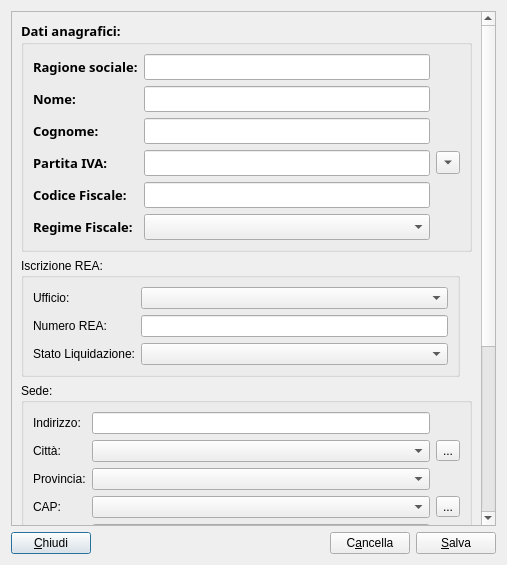
Above: moduleAzienda/aziendadialog.ui from kvsd/Gestionale before the change. Below: the same form after it.
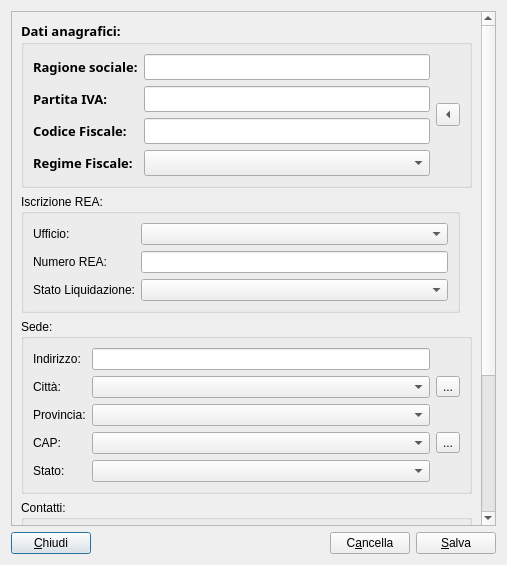
That is the form after the change.

Commit message:
Modifica classe AziendaDialog.
*Rimossa dall'interfaccia i campi nome e cognome (per me inutili).

Patch:
```diff
--- a/moduleAzienda/aziendadialog.ui
+++ b/moduleAzienda/aziendadialog.ui
@@ -32,9 +32,9 @@
       <property name="geometry">
        <rect>
         <x>0</x>
-        <y>-264</y>
+        <y>0</y>
         <width>473</width>
-        <height>778</height>
+        <height>720</height>
        </rect>
       </property>
       <layout class="QGridLayout" name="gridLayout">
@@ -88,6 +88,25 @@
           <bool>false</bool>
          </property>
          <layout class="QGridLayout" name="gridLayout_3">
+          <item row="0" column="1">
+           <widget class="QLineEdit" name="ragSocialeLE"/>
+          </item>
+          <item row="1" column="1">
+           <widget class="QLineEdit" name="prtivaLE"/>
+          </item>
+          <item row="3" column="0">
+           <widget class="QLabel" name="label_17">
+            <property name="text">
+             <string>Regime Fiscale:</string>
+            </property>
+            <property name="buddy">
+             <cstring>regFiscaleCB</cstring>
+            </property>
+           </widget>
+          </item>
+          <item row="2" column="1">
+           <widget class="QLineEdit" name="codfiscLE"/>
+          </item>
           <item row="0" column="0">
            <widget class="QLabel" name="label">
             <property name="text">
@@ -98,10 +117,10 @@
             </property>
            </widget>
           </item>
-          <item row="5" column="1">
+          <item row="3" column="1">
            <widget class="QComboBox" name="regFiscaleCB"/>
           </item>
-          <item row="4" column="0">
+          <item row="2" column="0">
            <widget class="QLabel" name="label_12">
             <property name="text">
              <string>Codice Fiscale:</string>
@@ -111,7 +130,7 @@
             </property>
            </widget>
           </item>
-          <item row="3" column="0">
+          <item row="1" column="0">
            <widget class="QLabel" name="label_11">
             <property name="text">
              <string>Partita IVA:</string>
@@ -121,49 +140,7 @@
             </property>
            </widget>
           </item>
-          <item row="2" column="0">
-           <widget class="QLabel" name="label_3">
-            <property name="text">
-             <string>Cognome:</string>
-            </property>
-            <property name="buddy">
-             <cstring>cognomeLE</cstring>
-            </property>
-           </widget>
-          </item>
-          <item row="1" column="0">
-           <widget class="QLabel" name="label_2">
-            <property name="text">
-             <string>Nome:</string>
-            </property>
-            <property name="buddy">
-             <cstring>nomeLE</cstring>
-            </property>
-           </widget>
-          </item>
-          <item row="3" column="1">
-           <widget class="QLineEdit" name="prtivaLE"/>
-          </item>
-          <item row="1" column="1">
-           <widget class="QLineEdit" name="nomeLE"/>
-          </item>
-          <item row="2" column="1">
-           <widget class="QLineEdit" name="cognomeLE"/>
-          </item>
-          <item row="5" column="0">
-           <widget class="QLabel" name="label_17">
-            <property name="text">
-             <string>Regime Fiscale:</string>
-            </property>
-            <property name="buddy">
-             <cstring>regFiscaleCB</cstring>
-            </property>
-           </widget>
-          </item>
-          <item row="4" column="1">
-           <widget class="QLineEdit" name="codfiscLE"/>
-          </item>
-          <item row="3" column="2">
+          <item row="0" column="2" rowspan="4">
            <widget class="QToolButton" name="copyPB">
             <property name="toolTip">
              <string>Copia la partita iva nel codice fiscale</string>
@@ -172,13 +149,10 @@
              <string>...</string>
             </property>
             <property name="arrowType">
-             <enum>Qt::DownArrow</enum>
+             <enum>Qt::LeftArrow</enum>
             </property>
            </widget>
           </item>
-          <item row="0" column="1">
-           <widget class="QLineEdit" name="ragSocialeLE"/>
-          </item>
          </layout>
         </widget>
        </item>
```
Left out of the diff: 2 changed lines with no effect on the pictures. The commit also changes 1 other file.
